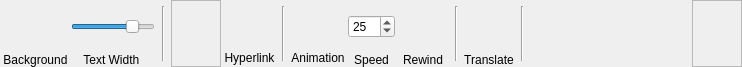
MMetze/DMHelper, file DMHelper/src/ribbontabtext.ui: the form before one commit.
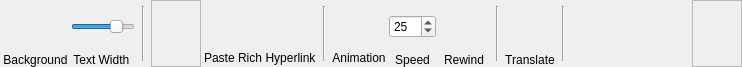
The form after the commit. Icons and pictures are not drawn. Custom widgets are drawn as their Qt base class.

The edit to the form file:
```diff
--- a/DMHelper/src/ribbontabtext.ui
+++ b/DMHelper/src/ribbontabtext.ui
@@ -202,6 +202,73 @@
      </property>
     </widget>
    </item>
+   <item>
+    <layout class="QVBoxLayout" name="verticalLayout_5">
+     <property name="spacing">
+      <number>0</number>
+     </property>
+     <item>
+      <widget class="QPushButton" name="btnPasteRich">
+       <property name="minimumSize">
+        <size>
+         <width>50</width>
+         <height>50</height>
+        </size>
+       </property>
+       <property name="maximumSize">
+        <size>
+         <width>50</width>
+         <height>50</height>
+        </size>
+       </property>
+       <property name="toolTip">
+        <string>Paste rich text including formatting or only as plain text</string>
+       </property>
+       <property name="text">
+        <string/>
+       </property>
+       <property name="icon">
+        <iconset resource="resources.qrc">
+         <normaloff>:/img/data/icon_publishtext.png</normaloff>:/img/data/icon_publishtext.png</iconset>
+       </property>
+       <property name="iconSize">
+        <size>
+         <width>40</width>
+         <height>40</height>
+        </size>
+       </property>
+       <property name="checkable">
+        <bool>true</bool>
+       </property>
+       <property name="flat">
+        <bool>true</bool>
+       </property>
+      </widget>
+     </item>
+     <item>
+      <widget class="QLabel" name="lblPasteRich">
+       <property name="minimumSize">
+        <size>
+         <width>0</width>
+         <height>15</height>
+        </size>
+       </property>
+       <property name="maximumSize">
+        <size>
+         <width>16777215</width>
+         <height>15</height>
+        </size>
+       </property>
+       <property name="text">
+        <string>Paste Rich</string>
+       </property>
+       <property name="alignment">
+        <set>Qt::AlignBottom|Qt::AlignHCenter</set>
+       </property>
+      </widget>
+     </item>
+    </layout>
+   </item>
    <item>
     <layout class="QVBoxLayout" name="verticalLayout">
      <property name="spacing">
```
